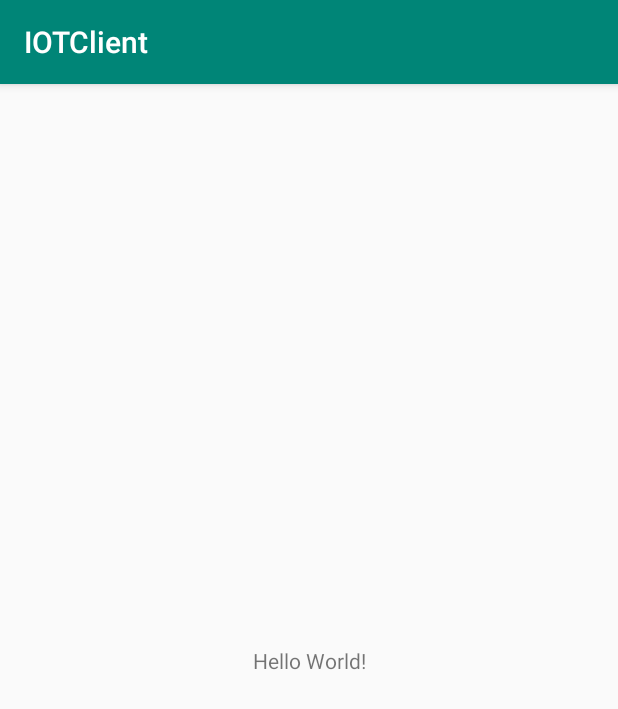
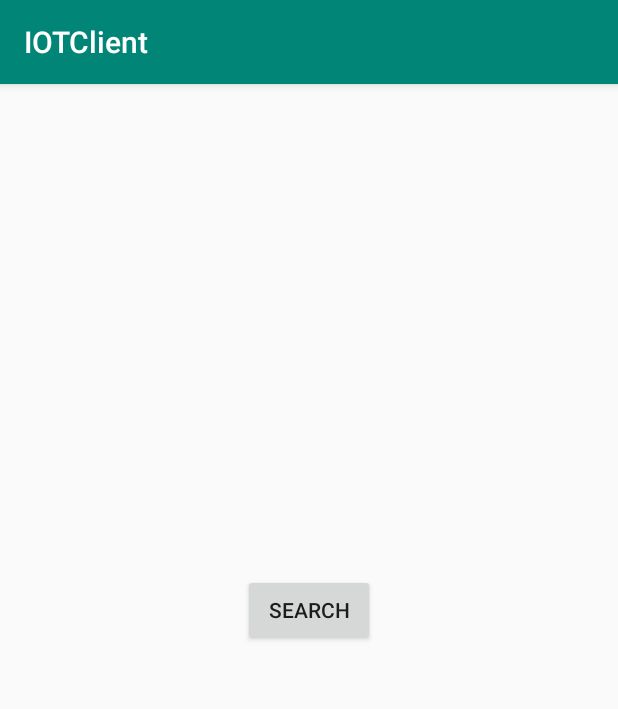
Before and after one commit to PetarZecevic/smart-farm, an Android app: the screen it shows after launch (MainActivity), on a phone screen of 412 x 824 dp. Shown: the top 709 px of the screen. Run offline under Robolectric (Android 15) with nearby library versions, the phone set to English and light mode, and no system bars.

Commit message:
Add SSDP protocol component on Android app
In order to discover iot gateway on local network
android sends M-SEARCH message in async way.
For the successful search android device needs to be connected on
local network via wi-fi.

```diff
--- a/android/client/app/src/main/AndroidManifest.xml
+++ b/android/client/app/src/main/AndroidManifest.xml
@@ -1,6 +1,9 @@
 <?xml version="1.0" encoding="utf-8"?>
 <manifest xmlns:android="http://schemas.android.com/apk/res/android"
     package="com.iotsystem.iotclient">
+    <uses-permission android:name="android.permission.INTERNET"/>
+    <uses-permission android:name="android.permission.CHANGE_WIFI_MULTICAST_STATE" />
+    <uses-permission android:name="android.permission.ACCESS_WIFI_STATE" />
 
     <application
         android:allowBackup="true"
--- a/android/client/app/src/main/java/com/iotsystem/iotclient/MainActivity.java
+++ b/android/client/app/src/main/java/com/iotsystem/iotclient/MainActivity.java
@@ -1,13 +1,37 @@
 package com.iotsystem.iotclient;
 
+import android.content.Context;
+import android.net.wifi.WifiManager;
 import android.support.v7.app.AppCompatActivity;
 import android.os.Bundle;
+import android.text.format.Formatter;
+import android.view.View;
+import android.widget.TextView;
 
 public class MainActivity extends AppCompatActivity {
+
+    private TextView mAddressText;
 
     @Override
     protected void onCreate(Bundle savedInstanceState) {
         super.onCreate(savedInstanceState);
         setContentView(R.layout.activity_main);
+
+        mAddressText = findViewById(R.id.adresses);
+
+        findViewById(R.id.search_button).setOnClickListener(new View.OnClickListener() {
+            @Override
+            public void onClick(View view) {
+                StringBuilder builder = new StringBuilder();
+                String[] addr = UPnPDiscovery.discoverDevices(getApplicationContext());
+                if(addr != null && addr.length > 0){
+                    for(String s : addr){
+                        builder.append(s);
+                        builder.append('\n');
+                    }
+                }
+                mAddressText.setText(builder.toString());
+            }
+        });
     }
 }
--- a/android/client/app/src/main/res/layout/activity_main.xml
+++ b/android/client/app/src/main/res/layout/activity_main.xml
@@ -6,10 +6,18 @@
     android:layout_height="match_parent"
     tools:context=".MainActivity">
 
+    <Button
+        android:layout_width="wrap_content"
+        android:layout_height="wrap_content"
+        android:id="@+id/search_button"
+        android:text="SEARCH"
+        app:layout_constraintBottom_toTopOf="@id/adresses"
+        app:layout_constraintLeft_toLeftOf="parent"
+        app:layout_constraintRight_toRightOf="parent"/>
     <TextView
         android:layout_width="wrap_content"
         android:layout_height="wrap_content"
-        android:text="Hello World!"
+        android:id="@+id/adresses"
         app:layout_constraintBottom_toBottomOf="parent"
         app:layout_constraintLeft_toLeftOf="parent"
         app:layout_constraintRight_toRightOf="parent"
```
Also changed, not shown: android/client/app/src/main/java/com/iotsystem/iotclient/UPnPDiscovery.java (added, +100 -0 lines), android/client/app/src/main/java/com/iotsystem/iotclient/UPnPDevice.java (deleted).
